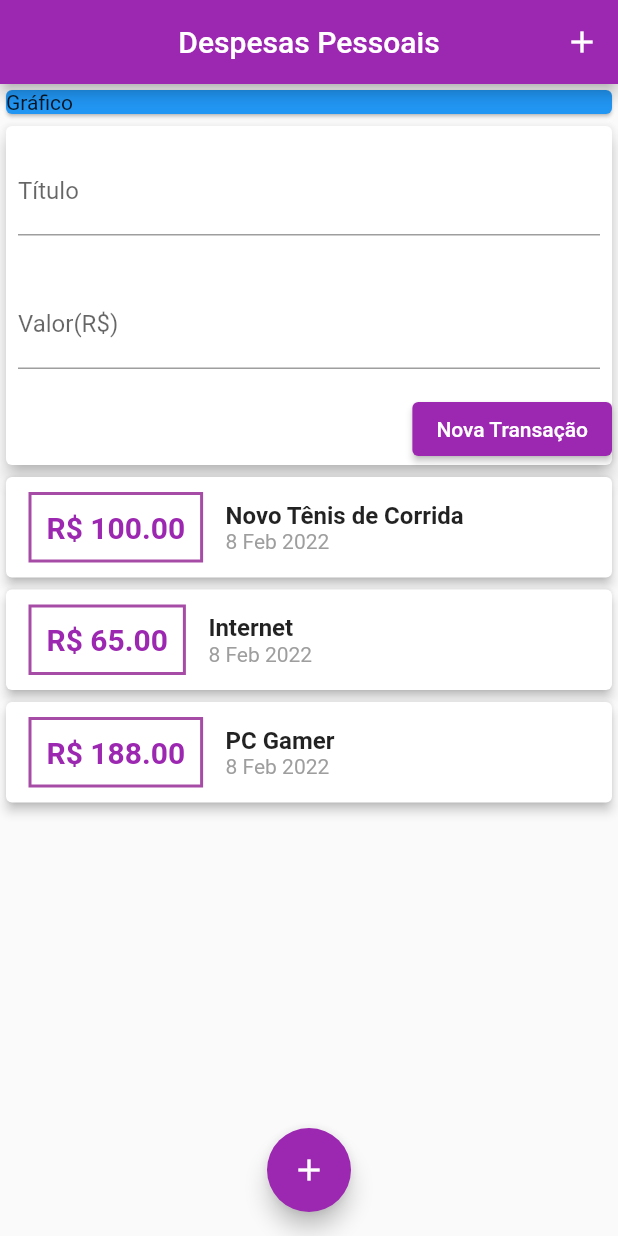
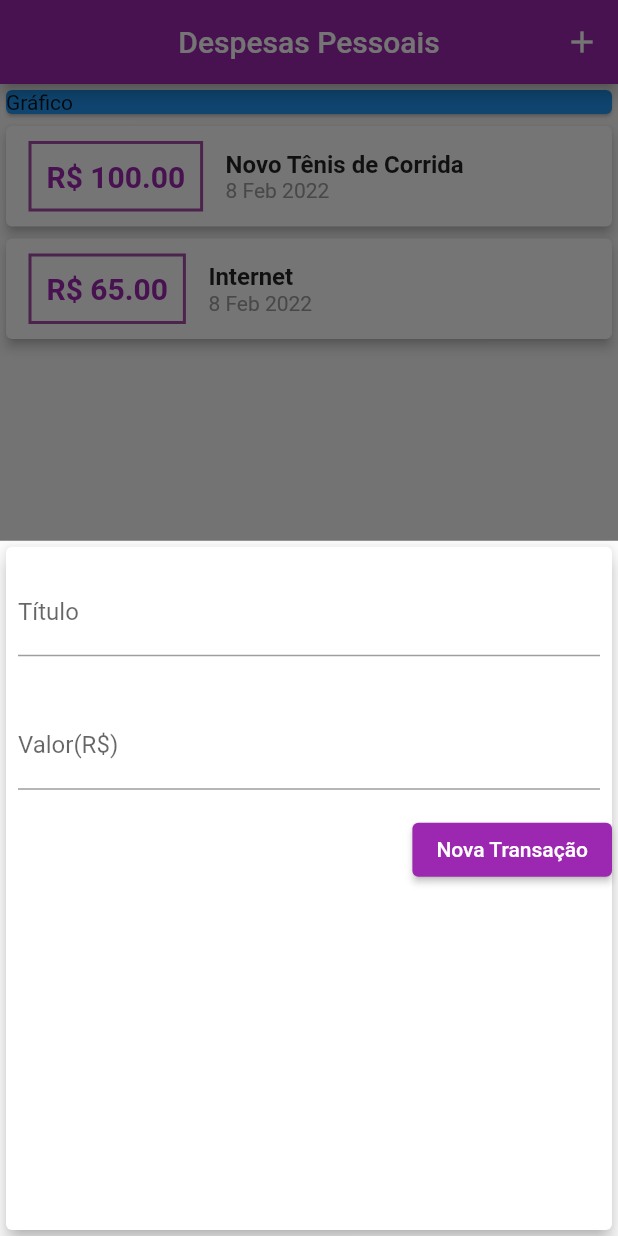
Before and after one commit to vinicius4006/curso_flutter_expenses, a Flutter app: the screen it shows after launch, after a tap on the "add" icon, on a phone screen of 412 x 824 dp. Run offline on Flutter 3.47's test engine with Material 2 defaults, Android fonts, the phone set to English and light mode, and no system bars.

```diff
--- a/lib/components/bodyPage.dart
+++ b/lib/components/bodyPage.dart
@@ -1,9 +1,13 @@
-import 'package:expenses/components/transaction_user.dart';
+import 'package:expenses/components/transaction_list.dart';
 import 'package:flutter/material.dart';
 
+import '../models/transaction.dart';
 
 class BodyPage extends StatelessWidget {
   //const BodyPage({ Key? key }) : super(key: key);
+
+  final List<Transaction> transactions;
+  BodyPage(this.transactions);
 
 
   @override
@@ -18,8 +22,7 @@ class BodyPage extends StatelessWidget {
         ),
         //GraphicCard(texto: "Gráfico",color: Colors.blueAccent,),
         //GraphicCard(texto: "Lista de Transações", color: Colors.grey,),
-        TransactionUser(),
-
+        TransactionList(transactions),
       ],
     );
   }
--- a/lib/components/transaction_user.dart
+++ /dev/null
@@ -1,63 +0,0 @@
-import 'dart:math';
-
-import 'package:expenses/components/transaction_list.dart';
-import 'package:expenses/components/transactions_form.dart';
-import 'package:flutter/material.dart';
-
-import '../models/transaction.dart';
-import 'graphicCard.dart';
-
-class TransactionUser extends StatefulWidget {
-  const TransactionUser({ Key? key }) : super(key: key);
-
-  @override
-  _TransactionUserState createState() => _TransactionUserState();
-}
-
-class _TransactionUserState extends State<TransactionUser> {
-     final _transactions = [
-    Transaction(
-      id: "t1",
-      title: "Novo Tênis de Corrida",
-      value: 100.0,
-      date: DateTime.now(),
-    ),
-    Transaction(
-      id: "t2",
-      title: "Internet",
-      value: 65.0,
-      date: DateTime.now(),
-    ),
-    Transaction(
-      id: "t3",
-      title: "PC Gamer",
-      value: 188.0,
-      date: DateTime.now(),
-    ),
-
-  ];
-
-  _addTransactions(String title, double value){
-    final newTransaction = Transaction(
-      id: Random().nextDouble().toString(),
-      title: title,
-      value: value,
-      date: DateTime.now(),
-
-      );
-    setState(() {
-      _transactions.add(newTransaction);
-    });
-
-  }
-  @override
-  Widget build(BuildContext context) {
-    return Column(
-      children: [
-            TransactionForm(_addTransactions),
-            TransactionList(_transactions),
-
-      ],
-    );
-  }
-}
--- a/lib/components/transactions_form.dart
+++ b/lib/components/transactions_form.dart
@@ -1,14 +1,19 @@
 import 'package:flutter/material.dart';
 
-class TransactionForm extends StatelessWidget {
-  //const TransactionForm({ Key? key }) : super(key: key);
-
-    final titleController = TextEditingController();
-    final valueController = TextEditingController();
-
+class TransactionForm extends StatefulWidget {
     final void Function(String, double) onSubmit;
 
     TransactionForm(this.onSubmit);
+
+  @override
+  State<TransactionForm> createState() => _TransactionFormState();
+}
+
+class _TransactionFormState extends State<TransactionForm> {
+  //const TransactionForm({ Key? key }) : super(key: key);
+    final titleController = TextEditingController();
+
+    final valueController = TextEditingController();
 
    _submitForm() {
 
@@ -19,7 +24,7 @@ class TransactionForm extends StatelessWidget {
       return;
 
 
-    onSubmit(title, value);
+    widget.onSubmit(title, value);
 
   }
 
--- a/lib/myHomePage.dart
+++ b/lib/myHomePage.dart
@@ -1,11 +1,55 @@
+import 'dart:math';
+
 import 'package:expenses/components/bodyPage.dart';
-import 'package:expenses/models/transaction.dart';
 import 'package:flutter/material.dart';
 
-class MyHomePage extends StatelessWidget {
+import 'components/transactions_form.dart';
+import 'models/transaction.dart';
+
+class MyHomePage extends StatefulWidget {
+  @override
+  State<MyHomePage> createState() => _MyHomePageState();
+}
+
+class _MyHomePageState extends State<MyHomePage> {
   //const MyHomePage({ Key? key }) : super(key: key);
+final _transactions = [
+    Transaction(
+      id: "t1",
+      title: "Novo Tênis de Corrida",
+      value: 100.0,
+      date: DateTime.now(),
+    ),
+    Transaction(
+      id: "t2",
+      title: "Internet",
+      value: 65.0,
+      date: DateTime.now(),
+    ),
 
+  ];
 
+   _addTransactions(String title, double value){
+    final newTransaction = Transaction(
+      id: Random().nextDouble().toString(),
+      title: title,
+      value: value,
+      date: DateTime.now(),
+
+      );
+    setState(() {
+      _transactions.add(newTransaction);
+    });
+   }
+
+  _openTransactionFormModal(BuildContext context){
+    showModalBottomSheet(
+      context: context,
+      builder: (_) {
+        return TransactionForm(_addTransactions);
+      }
+      );
+  }
 
   @override
   Widget build(BuildContext context) {
@@ -15,13 +59,13 @@ class MyHomePage extends StatelessWidget {
         title: Text("Despesas Pessoais"),
         actions: <Widget>[
           IconButton(
-            onPressed: (){},
+            onPressed: () => _openTransactionFormModal(context),
             icon: Icon(Icons.add))
         ],
       ),
-      body: SingleChildScrollView(child: BodyPage()),
+      body: SingleChildScrollView(child: BodyPage(_transactions)),
       floatingActionButton: FloatingActionButton(
-        onPressed: (){},
+        onPressed: () => _openTransactionFormModal(context),
         child: Icon(Icons.add)),
       floatingActionButtonLocation: FloatingActionButtonLocation.centerFloat,
     );
```
Also changed, not shown: lib/components/transaction_list.dart (line endings or trailing spaces).
